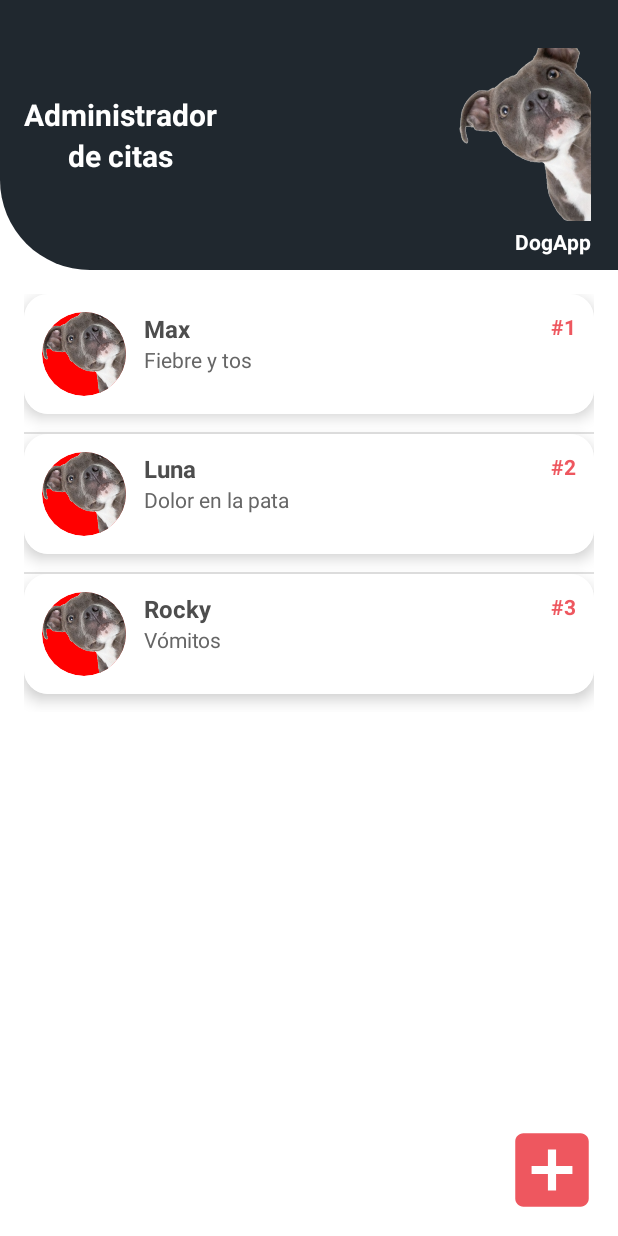
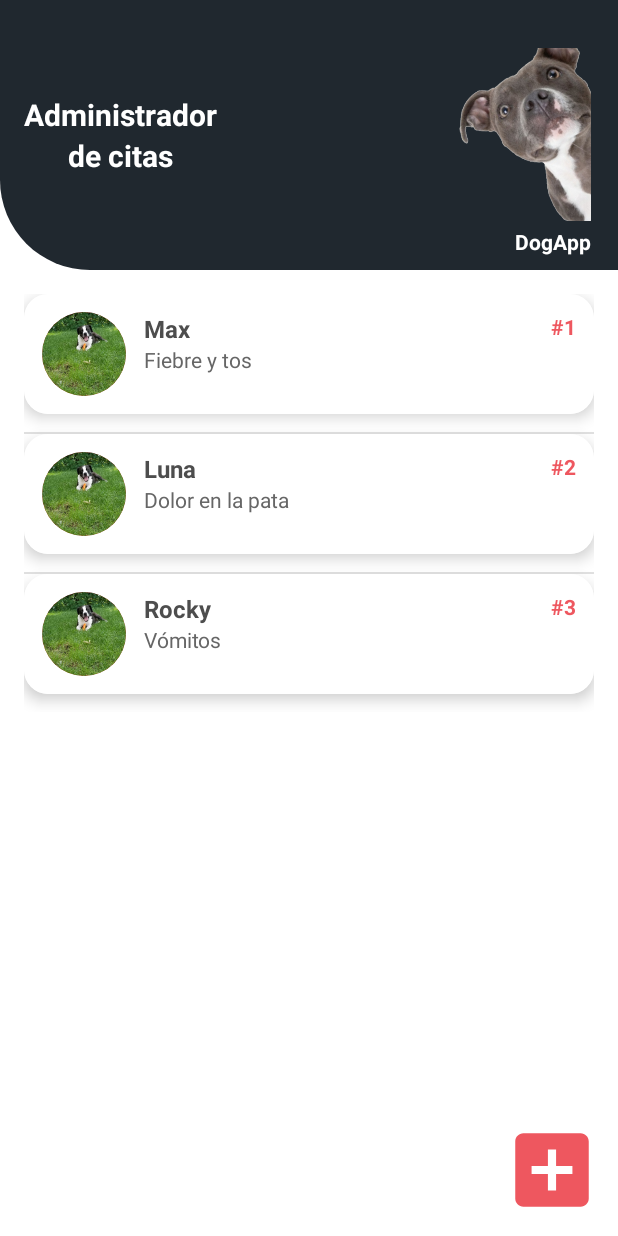
Before and after one commit to judajaavAlt/equipoSeis, an Android app: the AdministradorCFragment screen opened through its navigation route, on a phone screen of 412 x 824 dp. Run offline under Robolectric (Android 15) with nearby library versions, the phone set to English and light mode, and no system bars; our stand-ins replace navigation-ui.

Commit message:
Conexion con Crear_cita
Conectamos el administrador de cita con la creacion de cita

```diff
--- a/app/src/main/kotlin/AdministradorCFragment.kt
+++ b/app/src/main/kotlin/AdministradorCFragment.kt
@@ -8,6 +8,7 @@ import androidx.fragment.app.Fragment
 import com.equiposeis.databinding.FragmentAdministradorCitasBinding
 import android.widget.TextView
 import android.widget.ImageView
+import androidx.navigation.fragment.findNavController
 
 class AdministradorCFragment : Fragment(R.layout.fragment_administrador_citas) {
 
@@ -49,6 +50,10 @@ class AdministradorCFragment : Fragment(R.layout.fragment_administrador_citas) {
         for (cita in listaCitas) {
             agregarCitaAVista(cita)
         }
+
+        binding.fab.setOnClickListener {
+            findNavController().navigate(R.id.action_administradorCFragment_to_CrearCitasFragment)
+        }
     }
 
     // Función para agregar dinámicamente cada vista
@@ -63,10 +68,11 @@ class AdministradorCFragment : Fragment(R.layout.fragment_administrador_citas) {
         nombreMascota.text = cita.nombre
         sintomaMascota.text = cita.sintoma
         turnoMascota.text = "#${cita.id}"
-        imagenMascota.setImageResource(R.drawable.perro) // O el que tengas
+        imagenMascota.setImageResource(R.drawable.perro_detalle_cita) // O el que tengas
 
         binding.listaCitasContainer.addView(itemView)
     }
+
 
     override fun onDestroyView() {
         super.onDestroyView()
--- a/app/src/main/res/navigation/nav_graph.xml
+++ b/app/src/main/res/navigation/nav_graph.xml
@@ -16,7 +16,11 @@
     <fragment
         android:id="@+id/administradorCFragment"
         android:name="com.equiposeis.AdministradorCFragment"
-        tools:layout="@layout/fragment_administrador_citas" />
+        tools:layout="@layout/fragment_administrador_citas" >
+        <action
+            android:id="@+id/action_administradorCFragment_to_CrearCitasFragment"
+            app:destination="@id/CrearCitasFragment" />
+    </fragment>
     <fragment
         android:id="@+id/CrearCitasFragment"
         android:name="com.equiposeis.CrearCitaFragment"
```
